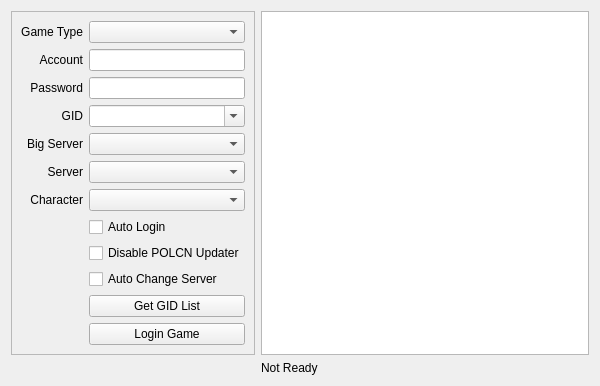
The window that CGAssistant/accountform.ui (hzqst/CGAssistant) describes before a commit, drawn with Qt 5.
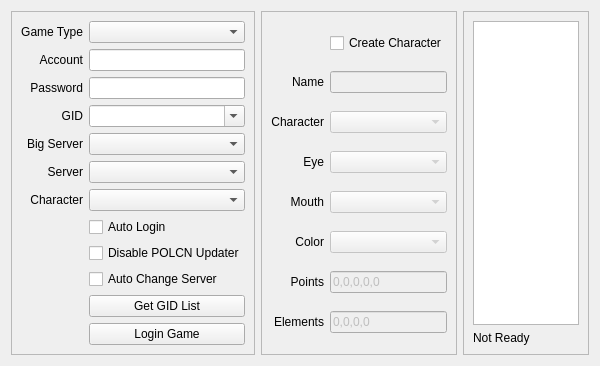
The same window after the commit.

Patch:
```diff
--- a/CGAssistant/accountform.ui
+++ b/CGAssistant/accountform.ui
@@ -7,13 +7,51 @@
     <x>0</x>
     <y>0</y>
     <width>600</width>
-    <height>334</height>
+    <height>356</height>
    </rect>
   </property>
   <property name="windowTitle">
    <string>Form</string>
   </property>
   <layout class="QGridLayout" name="gridLayout">
+   <item row="0" column="2">
+    <widget class="QFrame" name="frame_3">
+     <property name="frameShape">
+      <enum>QFrame::StyledPanel</enum>
+     </property>
+     <property name="frameShadow">
+      <enum>QFrame::Raised</enum>
+     </property>
+     <layout class="QVBoxLayout" name="verticalLayout">
+      <item>
+       <widget class="QTextEdit" name="textEdit_output">
+        <property name="sizePolicy">
+         <sizepolicy hsizetype="Preferred" vsizetype="Preferred">
+          <horstretch>0</horstretch>
+          <verstretch>0</verstretch>
+         </sizepolicy>
+        </property>
+        <property name="readOnly">
+         <bool>true</bool>
+        </property>
+       </widget>
+      </item>
+      <item>
+       <widget class="QLabel" name="label_status">
+        <property name="sizePolicy">
+         <sizepolicy hsizetype="Preferred" vsizetype="Fixed">
+          <horstretch>0</horstretch>
+          <verstretch>0</verstretch>
+         </sizepolicy>
+        </property>
+        <property name="text">
+         <string>Not Ready</string>
+        </property>
+       </widget>
+      </item>
+     </layout>
+    </widget>
+   </item>
    <item row="0" column="0">
     <widget class="QFrame" name="frame">
      <property name="frameShape">
@@ -324,24 +362,187 @@
      </layout>
     </widget>
    </item>
-   <item row="4" column="4">
-    <widget class="QLabel" name="label_status">
-     <property name="sizePolicy">
-      <sizepolicy hsizetype="Preferred" vsizetype="Fixed">
-       <horstretch>0</horstretch>
-       <verstretch>0</verstretch>
-      </sizepolicy>
+   <item row="0" column="1">
+    <widget class="QFrame" name="frame_2">
+     <property name="frameShape">
+      <enum>QFrame::StyledPanel</enum>
      </property>
-     <property name="text">
-      <string>Not Ready</string>
+     <property name="frameShadow">
+      <enum>QFrame::Raised</enum>
      </property>
-    </widget>
-   </item>
-   <item row="0" column="4">
-    <widget class="QTextEdit" name="textEdit_output">
-     <property name="readOnly">
-      <bool>true</bool>
-     </property>
+     <layout class="QGridLayout" name="gridLayout_3">
+      <item row="4" column="0">
+       <widget class="QLabel" name="label_CharaMou">
+        <property name="frameShape">
+         <enum>QFrame::NoFrame</enum>
+        </property>
+        <property name="text">
+         <string>Mouth</string>
+        </property>
+        <property name="alignment">
+         <set>Qt::AlignRight|Qt::AlignTrailing|Qt::AlignVCenter</set>
+        </property>
+       </widget>
+      </item>
+      <item row="7" column="1">
+       <widget class="QLineEdit" name="lineEdit_CharaElements">
+        <property name="enabled">
+         <bool>false</bool>
+        </property>
+        <property name="text">
+         <string>0,0,0,0</string>
+        </property>
+        <property name="placeholderText">
+         <string>e.g. 0,10,0,0</string>
+        </property>
+       </widget>
+      </item>
+      <item row="3" column="0">
+       <widget class="QLabel" name="label_CharaEye">
+        <property name="frameShape">
+         <enum>QFrame::NoFrame</enum>
+        </property>
+        <property name="text">
+         <string>Eye</string>
+        </property>
+        <property name="alignment">
+         <set>Qt::AlignRight|Qt::AlignTrailing|Qt::AlignVCenter</set>
+        </property>
+       </widget>
+      </item>
+      <item row="5" column="1">
+       <widget class="QComboBox" name="comboBox_CharaColor">
+        <property name="enabled">
+         <bool>false</bool>
+        </property>
+        <property name="editable">
+         <bool>false</bool>
+        </property>
+       </widget>
+      </item>
+      <item row="1" column="0">
+       <widget class="QLabel" name="label_CharaName">
+        <property name="frameShape">
+         <enum>QFrame::NoFrame</enum>
+        </property>
+        <property name="text">
+         <string>Name</string>
+        </property>
+        <property name="alignment">
+         <set>Qt::AlignRight|Qt::AlignTrailing|Qt::AlignVCenter</set>
+        </property>
+       </widget>
+      </item>
+      <item row="2" column="0">
+       <widget class="QLabel" name="label_Chara">
+        <property name="frameShape">
+         <enum>QFrame::NoFrame</enum>
+        </property>
+        <property name="text">
+         <string>Character</string>
+        </property>
+        <property name="alignment">
+         <set>Qt::AlignRight|Qt::AlignTrailing|Qt::AlignVCenter</set>
+        </property>
+       </widget>
+      </item>
+      <item row="6" column="1">
+       <widget class="QLineEdit" name="lineEdit_CharaPoints">
+        <property name="enabled">
+         <bool>false</bool>
+        </property>
+        <property name="text">
+         <string>0,0,0,0,0</string>
+        </property>
+        <property name="placeholderText">
+         <string>e.g. 0,15,0,15,0</string>
+        </property>
+       </widget>
+      </item>
+      <item row="1" column="1">
+       <widget class="QLineEdit" name="lineEdit_CharaName">
+        <property name="enabled">
+         <bool>false</bool>
+        </property>
+       </widget>
+      </item>
+      <item row="4" column="1">
+       <widget class="QComboBox" name="comboBox_CharaMou">
+        <property name="enabled">
+         <bool>false</bool>
+        </property>
+        <property name="editable">
+         <bool>false</bool>
+        </property>
+       </widget>
+      </item>
+      <item row="3" column="1">
+       <widget class="QComboBox" name="comboBox_CharaEye">
+        <property name="enabled">
+         <bool>false</bool>
+        </property>
+        <property name="editable">
+         <bool>false</bool>
+        </property>
+       </widget>
+      </item>
+      <item row="5" column="0">
+       <widget class="QLabel" name="label_CharaColor">
+        <property name="frameShape">
+         <enum>QFrame::NoFrame</enum>
+        </property>
+        <property name="text">
+         <string>Color</string>
+        </property>
+        <property name="alignment">
+         <set>Qt::AlignRight|Qt::AlignTrailing|Qt::AlignVCenter</set>
+        </property>
+       </widget>
+      </item>
+      <item row="2" column="1">
+       <widget class="QComboBox" name="comboBox_Chara">
+        <property name="enabled">
+         <bool>false</bool>
+        </property>
+        <property name="editable">
+         <bool>false</bool>
+        </property>
+       </widget>
+      </item>
+      <item row="7" column="0">
+       <widget class="QLabel" name="label_CharaEndurance_2">
+        <property name="frameShape">
+         <enum>QFrame::NoFrame</enum>
+        </property>
+        <property name="text">
+         <string>Elements</string>
+        </property>
+        <property name="alignment">
+         <set>Qt::AlignRight|Qt::AlignTrailing|Qt::AlignVCenter</set>
+        </property>
+       </widget>
+      </item>
+      <item row="6" column="0">
+       <widget class="QLabel" name="label_CharaPoints">
+        <property name="frameShape">
+         <enum>QFrame::NoFrame</enum>
+        </property>
+        <property name="text">
+         <string>Points</string>
+        </property>
+        <property name="alignment">
+         <set>Qt::AlignRight|Qt::AlignTrailing|Qt::AlignVCenter</set>
+        </property>
+       </widget>
+      </item>
+      <item row="0" column="1">
+       <widget class="QCheckBox" name="checkBox_createChara">
+        <property name="text">
+         <string>Create Character</string>
+        </property>
+       </widget>
+      </item>
+     </layout>
     </widget>
    </item>
   </layout>
```
Left out of the diff: 1 changed line with no effect on the pictures.
